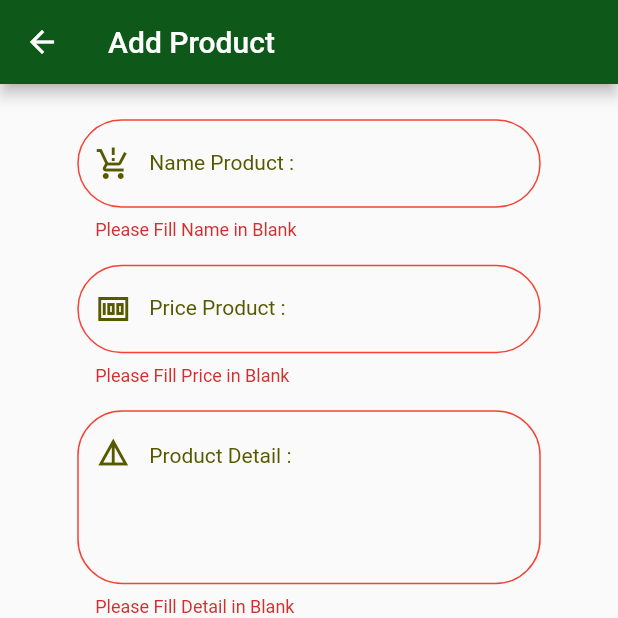
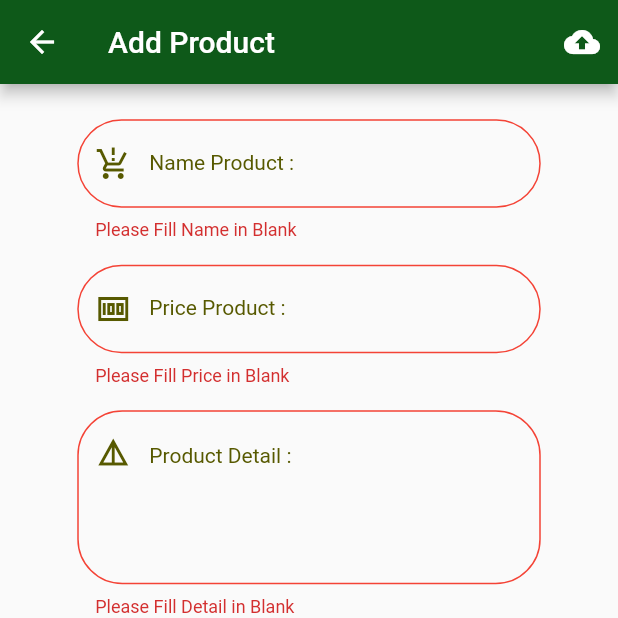
Before and after one commit to klongchan/newshoppingmall, a Flutter app: the AddProduct screen opened by its route, after a tap on "Add Product", on a phone screen of 412 x 824 dp, the top half of it. Run offline on Flutter 3.47's test engine with Material 2 defaults, Android fonts, the light colour scheme and no system bars; our stand-ins replace dio, geolocator, google_maps_flutter, image_picker, shared_preferences; missing offline and left inert: dart:ffi; accounts and stored records are empty.

Commit message:
update07092023

```diff
--- a/lib/states/add_product.dart
+++ b/lib/states/add_product.dart
@@ -2,6 +2,7 @@ import 'dart:io';
 
 import 'package:flutter/material.dart';
 import 'package:image_picker/image_picker.dart';
+import 'package:shoppingmall/utility/my_dialog.dart';
 import 'package:shoppingmall/widgets/show_image.dart';
 import 'package:shoppingmall/widgets/show_title.dart';
 
@@ -23,6 +24,7 @@ class _AddProductState extends State<AddProduct> {
   void initState() {
     // TODO: implement initState
     super.initState();
+    initialFile();
   }
 
   void initialFile() {
@@ -35,6 +37,11 @@ class _AddProductState extends State<AddProduct> {
   Widget build(BuildContext context) {
     return Scaffold(
       appBar: AppBar(
+        actions: [
+          IconButton(
+              onPressed: () => processAddProduct(),
+              icon: Icon(Icons.cloud_upload))
+        ],
         title: Text('Add Product'),
       ),
       body: LayoutBuilder(
@@ -68,11 +75,29 @@ class _AddProductState extends State<AddProduct> {
       child: ElevatedButton(
         style: MyConstant().myButtonStyle(),
         onPressed: () {
-          if (formKey.currentState!.validate()) {}
+          processAddProduct();
         },
         child: Text('Add Product'),
       ),
     );
+  }
+
+  void processAddProduct() {
+    if (formKey.currentState!.validate()) {
+      //      final product = ProductModel(nameController.text);
+      bool checkFile = true;
+      for (var item in files) {
+        if (item == null) {
+          checkFile = false;
+        }
+      }
+      if (checkFile) {
+        print('## choose 4 image success');
+      } else {
+        MyDialog()
+            .normalDialog(context, 'More Image', 'Please Choose More Image');
+      }
+    }
   }
 
   Future<Null> processImagePicker(ImageSource source, int index) async {
@@ -84,8 +109,7 @@ class _AddProductState extends State<AddProduct> {
       );
       setState(() {
         file = File(result!.path);
-        // _imageFile = result;
-        // files[index] = file;
+        files[index] = file;
       });
     } catch (e) {}
   }
@@ -133,10 +157,11 @@ class _AddProductState extends State<AddProduct> {
     return Column(
       children: [
         Container(
-          width: constraints.maxWidth * 0.75,
-          height: constraints.maxWidth * 0.75,
-          child: file == null ? Image.asset(MyConstant.image5) : Image.file(file!)
-        ),
+            width: constraints.maxWidth * 0.75,
+            height: constraints.maxWidth * 0.75,
+            child: file == null
+                ? Image.asset(MyConstant.image5)
+                : Image.file(file!)),
         Container(
           width: constraints.maxWidth * 0.75,
           child: Row(
@@ -147,7 +172,12 @@ class _AddProductState extends State<AddProduct> {
                 height: 48,
                 child: InkWell(
                   onTap: () => chooseSourceImageDialog(0),
-                  child: Image.asset(MyConstant.image5),
+                  child: files[0] == null
+                      ? Image.asset(MyConstant.image5)
+                      : Image.file(
+                          files[0]!,
+                          fit: BoxFit.cover,
+                        ),
                 ),
               ),
               Container(
@@ -155,7 +185,12 @@ class _AddProductState extends State<AddProduct> {
                 height: 48,
                 child: InkWell(
                   onTap: () => chooseSourceImageDialog(1),
-                  child: Image.asset(MyConstant.image5),
+                  child: files[1] == null
+                      ? Image.asset(MyConstant.image5)
+                      : Image.file(
+                          files[1]!,
+                          fit: BoxFit.cover,
+                        ),
                 ),
               ),
               Container(
@@ -163,7 +198,12 @@ class _AddProductState extends State<AddProduct> {
                 height: 48,
                 child: InkWell(
                   onTap: () => chooseSourceImageDialog(2),
-                  child: Image.asset(MyConstant.image5),
+                  child: files[2] == null
+                      ? Image.asset(MyConstant.image5)
+                      : Image.file(
+                          files[2]!,
+                          fit: BoxFit.cover,
+                        ),
                 ),
               ),
               Container(
@@ -171,7 +211,12 @@ class _AddProductState extends State<AddProduct> {
                 height: 48,
                 child: InkWell(
                   onTap: () => chooseSourceImageDialog(3),
-                  child: Image.asset(MyConstant.image5),
+                  child: files[3] == null
+                      ? Image.asset(MyConstant.image5)
+                      : Image.file(
+                          files[3]!,
+                          fit: BoxFit.cover,
+                        ),
                 ),
               ),
             ],
--- a/lib/utility/my_constant.dart
+++ b/lib/utility/my_constant.dart
@@ -3,7 +3,7 @@ import 'package:flutter/material.dart';
 class MyConstant {
   // Genernal
   static String appName = 'Shopping Mall';
-  static String domain ='https://2e45-124-120-206-55.ngrok-free.app';
+  static String domain ='https://5d53-2001-fb1-48-5562-da1-3f3d-140f-8b47.ngrok-free.app';
 
   // Route
   static String routeAuthen = '/authen';
```
